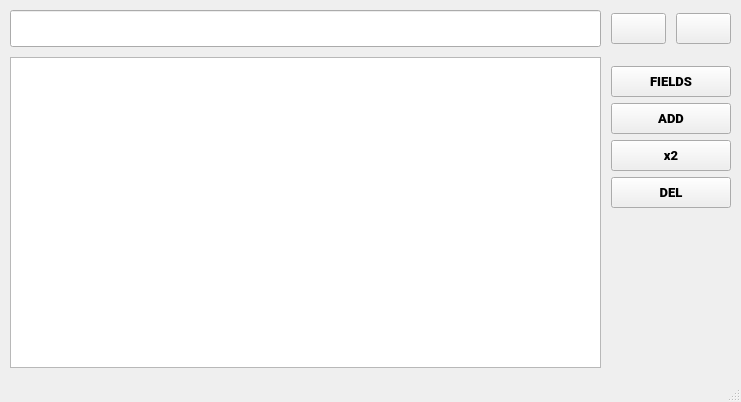
Old version of the form _data/main_GUI.ui in the repository PaulFilms/CSV_EDITOR.
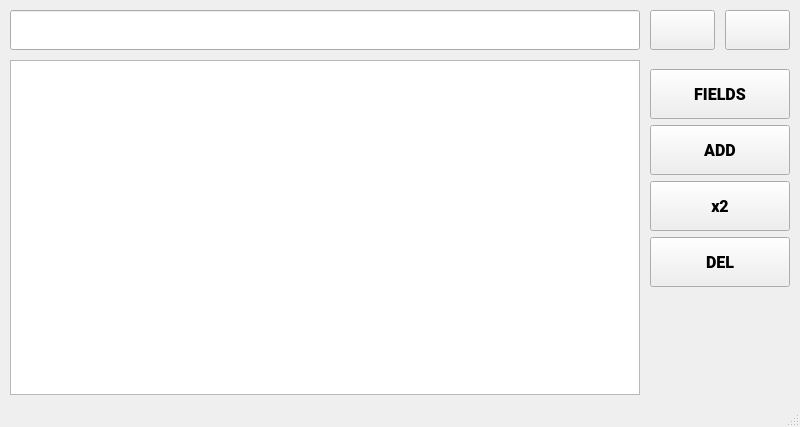
New version of the form. Icons and pictures are not drawn.

Commit message: Changes to be committed: 	modified:   CSV_EDITOR.py 	modified:   README.md 	new file:   _data/PySide_GUI.py 	modified:   _data/main_GUI.ui 	modified:   csv.spec 	modified:   requirements.txt 	new file:   test.py

What changed in the file:
```diff
--- a/_data/main_GUI.ui
+++ b/_data/main_GUI.ui
@@ -6,8 +6,8 @@
    <rect>
     <x>0</x>
     <y>0</y>
-    <width>741</width>
-    <height>402</height>
+    <width>800</width>
+    <height>427</height>
    </rect>
   </property>
   <property name="minimumSize">
@@ -107,14 +107,14 @@
         <widget class="QPushButton" name="btn_load">
          <property name="minimumSize">
           <size>
-           <width>55</width>
-           <height>0</height>
+           <width>65</width>
+           <height>40</height>
           </size>
          </property>
          <property name="maximumSize">
           <size>
-           <width>55</width>
-           <height>16777215</height>
+           <width>65</width>
+           <height>40</height>
           </size>
          </property>
          <property name="font">
@@ -151,14 +151,14 @@
         <widget class="QPushButton" name="btn_save">
          <property name="minimumSize">
           <size>
-           <width>55</width>
-           <height>0</height>
+           <width>65</width>
+           <height>40</height>
           </size>
          </property>
          <property name="maximumSize">
           <size>
-           <width>55</width>
-           <height>16777215</height>
+           <width>65</width>
+           <height>40</height>
           </size>
          </property>
          <property name="font">
@@ -196,13 +196,13 @@
          <property name="minimumSize">
           <size>
            <width>0</width>
-           <height>37</height>
+           <height>40</height>
           </size>
          </property>
          <property name="maximumSize">
           <size>
            <width>16777215</width>
-           <height>37</height>
+           <height>40</height>
           </size>
          </property>
          <property name="font">
@@ -212,7 +212,16 @@
           </font>
          </property>
          <property name="text">
-          <string/>
+          <string notr="true"/>
+         </property>
+         <property name="maxLength">
+          <number>100</number>
+         </property>
+         <property name="frame">
+          <bool>true</bool>
+         </property>
+         <property name="placeholderText">
+          <string notr="true"/>
          </property>
         </widget>
        </item>
@@ -257,9 +266,27 @@
       <attribute name="horizontalHeaderVisible">
        <bool>true</bool>
       </attribute>
+      <attribute name="horizontalHeaderCascadingSectionResizes">
+       <bool>false</bool>
+      </attribute>
+      <attribute name="horizontalHeaderMinimumSectionSize">
+       <number>40</number>
+      </attribute>
+      <attribute name="horizontalHeaderDefaultSectionSize">
+       <number>200</number>
+      </attribute>
       <attribute name="verticalHeaderVisible">
        <bool>false</bool>
       </attribute>
+      <attribute name="verticalHeaderMinimumSectionSize">
+       <number>30</number>
+      </attribute>
+      <attribute name="verticalHeaderDefaultSectionSize">
+       <number>40</number>
+      </attribute>
+      <attribute name="verticalHeaderHighlightSections">
+       <bool>false</bool>
+      </attribute>
      </widget>
     </item>
     <item row="1" column="1">
@@ -281,20 +308,20 @@
         <widget class="QPushButton" name="btn_fields">
          <property name="minimumSize">
           <size>
-           <width>120</width>
-           <height>31</height>
+           <width>140</width>
+           <height>50</height>
           </size>
          </property>
          <property name="maximumSize">
           <size>
-           <width>120</width>
-           <height>31</height>
+           <width>140</width>
+           <height>50</height>
           </size>
          </property>
          <property name="font">
           <font>
            <family>Roboto Black</family>
-           <pointsize>10</pointsize>
+           <pointsize>12</pointsize>
            <bold>true</bold>
           </font>
          </property>
@@ -325,20 +352,20 @@
         <widget class="QPushButton" name="btn_add">
          <property name="minimumSize">
           <size>
-           <width>120</width>
-           <height>31</height>
+           <width>140</width>
+           <height>50</height>
           </size>
          </property>
          <property name="maximumSize">
           <size>
-           <width>120</width>
-           <height>31</height>
+           <width>140</width>
+           <height>50</height>
           </size>
          </property>
          <property name="font">
           <font>
            <family>Roboto Black</family>
-           <pointsize>10</pointsize>
+           <pointsize>12</pointsize>
            <bold>true</bold>
           </font>
          </property>
@@ -369,20 +396,20 @@
         <widget class="QPushButton" name="btn_duplicate">
          <property name="minimumSize">
           <size>
-           <width>120</width>
-           <height>31</height>
+           <width>140</width>
+           <height>50</height>
           </size>
          </property>
          <property name="maximumSize">
           <size>
-           <width>120</width>
-           <height>31</height>
+           <width>140</width>
+           <height>50</height>
           </size>
          </property>
          <property name="font">
           <font>
            <family>Roboto Black</family>
-           <pointsize>10</pointsize>
+           <pointsize>12</pointsize>
            <bold>true</bold>
           </font>
          </property>
@@ -413,20 +440,20 @@
         <widget class="QPushButton" name="btn_del">
          <property name="minimumSize">
           <size>
-           <width>120</width>
-           <height>31</height>
+           <width>140</width>
+           <height>50</height>
           </size>
          </property>
          <property name="maximumSize">
           <size>
-           <width>120</width>
-           <height>31</height>
+           <width>140</width>
+           <height>50</height>
           </size>
          </property>
          <property name="font">
           <font>
            <family>Roboto Black</family>
-           <pointsize>10</pointsize>
+           <pointsize>12</pointsize>
            <bold>true</bold>
           </font>
          </property>
@@ -472,6 +499,12 @@
    </layout>
   </widget>
   <widget class="QStatusBar" name="statusbar">
+   <property name="font">
+    <font>
+     <family>Tahoma</family>
+     <pointsize>8</pointsize>
+    </font>
+   </property>
    <property name="toolTip">
     <string notr="true"/>
    </property>
```
Left out of the diff: 18 changed lines with no effect on the pictures. The commit also changes 6 other files.
